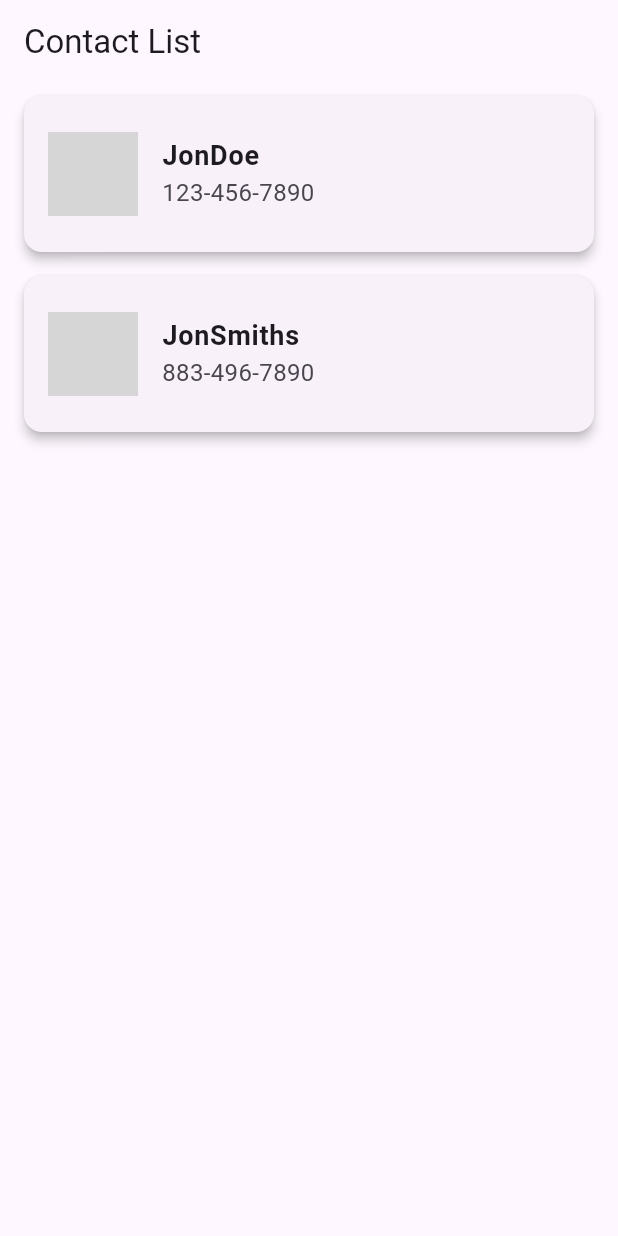
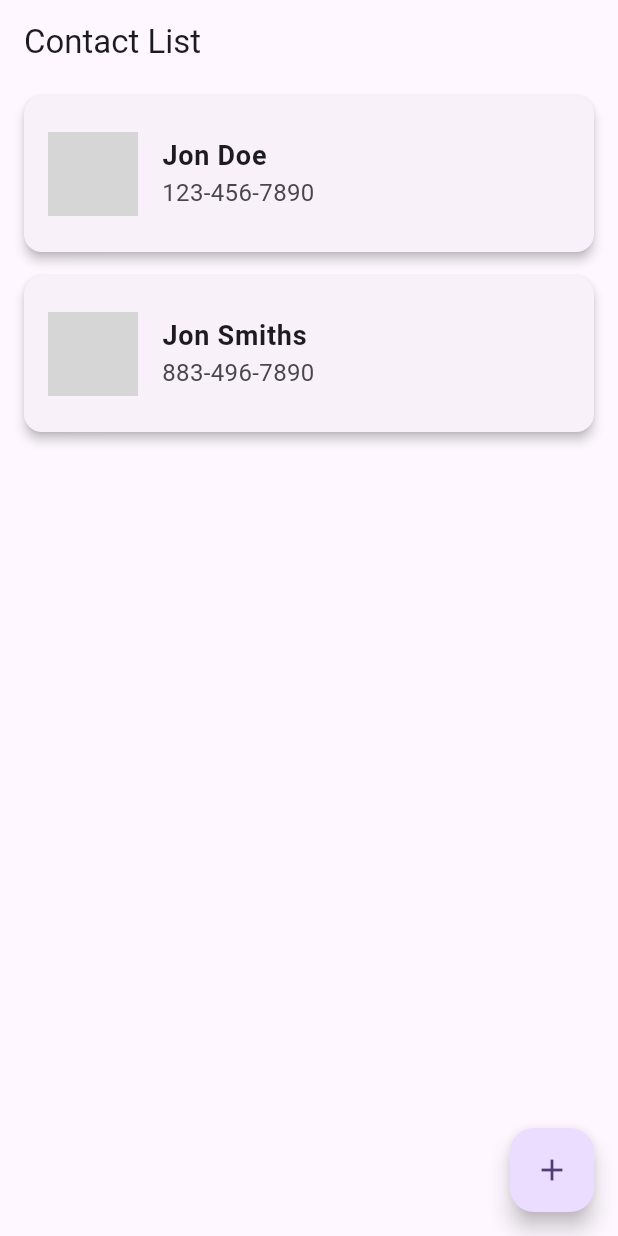
Before and after one commit to hassanbasanjide/stdev-task, a Flutter app: the screen it shows after launch, on a phone screen of 412 x 824 dp. Run offline on Flutter 3.47's test engine with Material 2 defaults, Android fonts, the phone set to English and light mode, and no system bars; network calls fail; grey boxes are pictures that could not be loaded.

Commit message:
update - little view added in contact list screen for add contact

```diff
--- a/lib/features/contacts/presentation/all_contacts_screen.dart
+++ b/lib/features/contacts/presentation/all_contacts_screen.dart
@@ -1,4 +1,5 @@
 import 'package:flutter/material.dart';
+import 'package:stdev_task/features/contacts/core/common_functions.dart';
 import 'package:stdev_task/features/contacts/domain/contact_model.dart';
 import 'package:stdev_task/features/contacts/presentation/contact_detail_screen.dart';
 
@@ -9,14 +10,14 @@ class ContactListScreen extends StatelessWidget {
         lastName: 'Doe',
         phone: '123-456-7890',
         email: 'jonDoe@Gmail.com',
-        notes: 'he is good person',
+        notes: 'he is a good person',
         pictureUrl: 'https://via.placeholder.com/150'),
     ContactModel(
         firstName: 'Jon',
         lastName: 'Smiths',
         phone: '883-496-7890',
         email: 'jonDoe@Gmail.com',
-        notes: 'he is good person',
+        notes: 'he is a good person',
         pictureUrl: 'https://via.placeholder.com/150'),
     // Add more contacts here
   ];
@@ -28,6 +29,12 @@ class ContactListScreen extends StatelessWidget {
         title: Text('Contact List'),
       ),
       body: ContactList(contacts: contacts),
+      floatingActionButton: FloatingActionButton(
+        onPressed: () {
+          context.push(ContactDetailsScreen());
+        },
+        child: Icon(Icons.add),
+      ),
     );
   }
 }
@@ -39,6 +46,13 @@ class ContactList extends StatelessWidget {
 
   @override
   Widget build(BuildContext context) {
+    if (contacts.isEmpty) {
+      return Center(
+        child: Text(
+            'No contacts available. Tap the + button to add a new contact.'),
+      );
+    }
+
     return ListView.builder(
       itemCount: contacts.length,
       itemBuilder: (context, index) {
@@ -56,12 +70,7 @@ class ContactTile extends StatelessWidget {
   @override
   Widget build(BuildContext context) {
     void onTapContact() {
-      Navigator.push(
-        context,
-        MaterialPageRoute(
-          builder: (context) => ContactDetailsScreen(contact: contact),
-        ),
-      );
+      context.push(ContactDetailsScreen(contact: contact));
     }
 
     return Card(
@@ -75,7 +84,7 @@ class ContactTile extends StatelessWidget {
           backgroundImage: NetworkImage(contact.pictureUrl ?? ''),
         ),
         title: Text(
-          contact.firstName + contact.lastName,
+          contact.firstName + ' ' + contact.lastName,
           style: TextStyle(fontSize: 18, fontWeight: FontWeight.bold),
         ),
         subtitle: Text(
--- a/lib/main.dart
+++ b/lib/main.dart
@@ -11,6 +11,7 @@ class MyApp extends StatelessWidget {
   @override
   Widget build(BuildContext context) {
     return MaterialApp(
+        debugShowCheckedModeBanner: false,
         title: 'Flutter Demo',
         theme: ThemeData(
           colorScheme: ColorScheme.fromSeed(seedColor: Colors.deepPurple),
```
Also changed, not shown: lib/features/contacts/core/common_functions.dart (added, +10 -0 lines), lib/features/contacts/presentation/contact_detail_screen.dart (+9 -9 lines).
